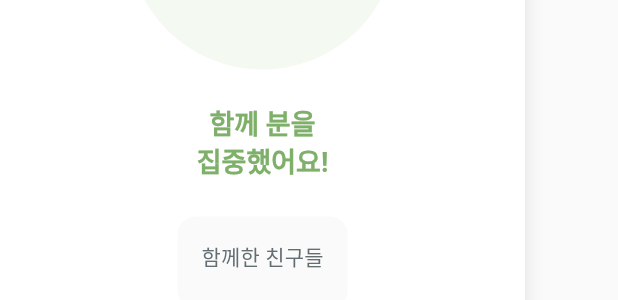
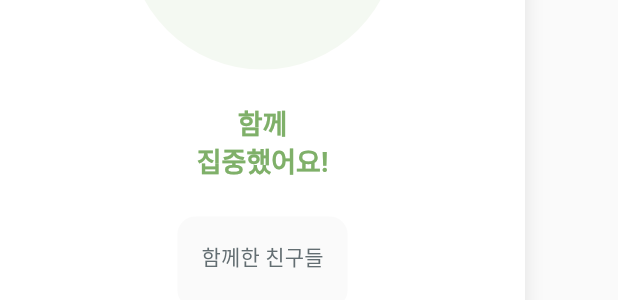
Before and after one commit to joo-jaeyoung/flowith, a Flutter app: the ResultCard widget shown alone on an empty page, opened directly with empty values, on a phone screen of 412 x 824 dp. Shown: the part 304-604 px from the top of the screen. Run offline on Flutter 3.47's test engine with Material 3 defaults, Android fonts, the light colour scheme and no system bars; our stand-ins replace cloud_firestore, firebase_auth, firebase_core, flutter_riverpod, google_sign_in, image_gallery_saver and 3 more; accounts and stored records are empty; Roboto replaces fonts that are missing (SF Pro Display).

Commit message:
타이버 완료 페이지에서 진행 시간을 초 단위 까지 나타낼 수 있도록 수정.

```diff
--- a/lib/src/features/result/view/result_card.dart
+++ b/lib/src/features/result/view/result_card.dart
@@ -67,7 +67,7 @@ class ResultCard extends StatelessWidget {
 
           // 메인 메시지
           Text(
-            '함께 $focusTime분을\n집중했어요!',
+            '함께 $focusTime\n집중했어요!',
             style: Theme.of(context).textTheme.headlineMedium?.copyWith(
               color: AppTheme.primaryGreen,
               fontWeight: FontWeight.bold,
```
Also changed, not shown: lib/src/features/result/view/result_view.dart (+16 -3 lines).
